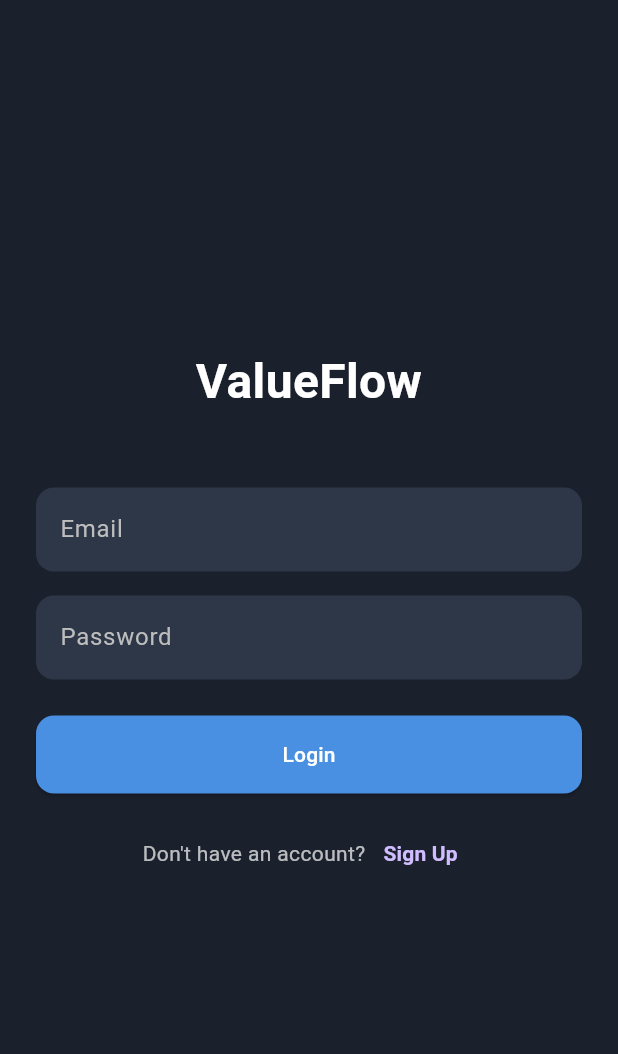
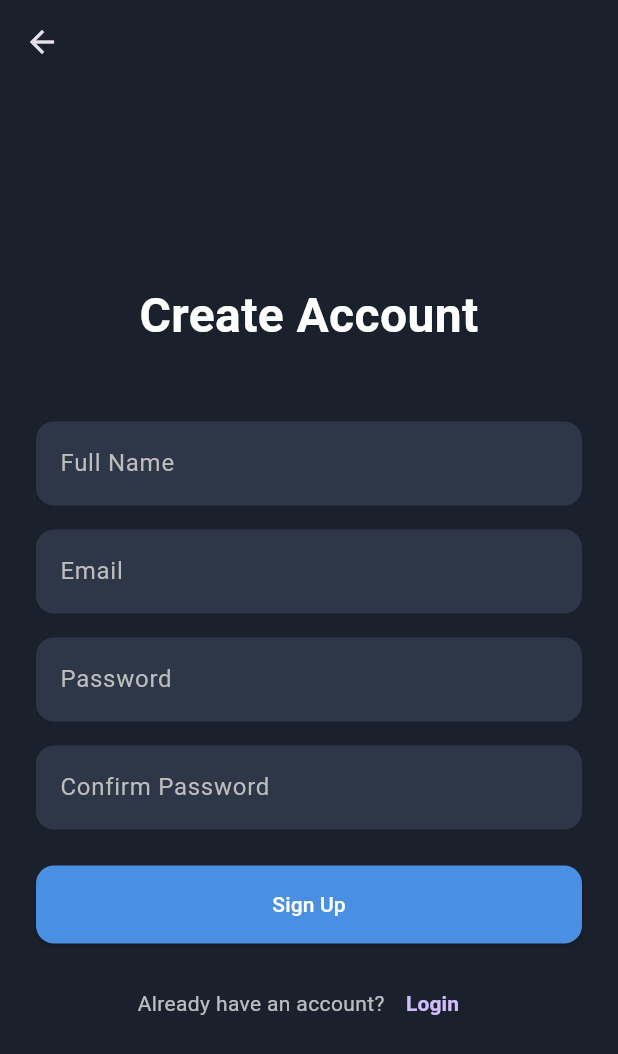
Before and after one commit to MuhammetEmirAydogan/Value_Flow_App, a Flutter app: the screen it shows after launch, after a tap on "Sign Up", on a phone screen of 412 x 824 dp. Shown: the top 1054 px of the screen. Run offline on Flutter 3.47's test engine with Material 3 defaults, Android fonts, the phone set to English and light mode, and no system bars.

Commit message:
feat(auth): Add register screen and navigation

```diff
--- a/lib/features/auth/screens/login_screen.dart
+++ b/lib/features/auth/screens/login_screen.dart
@@ -1,5 +1,7 @@
 // lib/features/auth/screens/login_screen.dart
 import 'package:flutter/material.dart';
+// Yeni eklediğimiz ekranı buraya import ediyoruz:
+import 'package:value_flow/features/auth/screens/register_screen.dart';
 
 class LoginScreen extends StatelessWidget {
   const LoginScreen({super.key});
@@ -17,24 +19,16 @@ class LoginScreen extends StatelessWidget {
               const Text(
                 'ValueFlow',
                 textAlign: TextAlign.center,
-                style: TextStyle(
-                  fontSize: 32,
-                  fontWeight: FontWeight.bold,
-                  color: Colors.white,
-                ),
+                style: TextStyle(fontSize: 32, fontWeight: FontWeight.bold),
               ),
               const SizedBox(height: 48.0),
               const TextField(
-                decoration: InputDecoration(
-                  hintText: 'Email',
-                ),
+                decoration: InputDecoration(hintText: 'Email'),
                 keyboardType: TextInputType.emailAddress,
               ),
               const SizedBox(height: 16.0),
               const TextField(
-                decoration: InputDecoration(
-                  hintText: 'Password',
-                ),
+                decoration: InputDecoration(hintText: 'Password'),
                 obscureText: true,
               ),
               const SizedBox(height: 24.0),
@@ -51,7 +45,14 @@ class LoginScreen extends StatelessWidget {
                   const Text("Don't have an account?"),
                   TextButton(
                     onPressed: () {
-                      // TODO: Kayıt ol ekranına yönlendirme
+                      // GÜNCELLENEN KISIM BURASI
+                      // Navigator.push ile yeni bir ekran açıyoruz
+                      Navigator.push(
+                        context,
+                        MaterialPageRoute(
+                          builder: (context) => const RegisterScreen(),
+                        ),
+                      );
                     },
                     child: const Text(
                       'Sign Up',
--- /dev/null
+++ b/lib/features/auth/screens/register_screen.dart
@@ -0,0 +1,94 @@
+// lib/features/auth/screens/register_screen.dart
+import 'package:flutter/material.dart';
+
+class RegisterScreen extends StatelessWidget {
+  const RegisterScreen({super.key});
+
+  @override
+  Widget build(BuildContext context) {
+    return Scaffold(
+      // Geri butonu eklemek için AppBar kullanıyoruz
+      appBar: AppBar(
+        // AppBar'ı arkaplanla aynı renkte ve gölgesiz yapıyoruz
+        backgroundColor: Colors.transparent,
+        elevation: 0,
+      ),
+      body: SafeArea(
+        child: Padding(
+          padding: const EdgeInsets.symmetric(horizontal: 24.0),
+          child: Center(
+            child: SingleChildScrollView( // Klavye açıldığında taşmayı önler
+              child: Column(
+                mainAxisAlignment: MainAxisAlignment.center,
+                crossAxisAlignment: CrossAxisAlignment.stretch,
+                children: [
+                  const Text(
+                    'Create Account',
+                    textAlign: TextAlign.center,
+                    style: TextStyle(
+                      fontSize: 32,
+                      fontWeight: FontWeight.bold,
+                      color: Colors.white,
+                    ),
+                  ),
+                  const SizedBox(height: 48.0),
+                  const TextField(
+                    decoration: InputDecoration(
+                      hintText: 'Full Name',
+                    ),
+                    keyboardType: TextInputType.name,
+                  ),
+                  const SizedBox(height: 16.0),
+                  const TextField(
+                    decoration: InputDecoration(
+                      hintText: 'Email',
+                    ),
+                    keyboardType: TextInputType.emailAddress,
+                  ),
+                  const SizedBox(height: 16.0),
+                  const TextField(
+                    decoration: InputDecoration(
+                      hintText: 'Password',
+                    ),
+                    obscureText: true,
+                  ),
+                  const SizedBox(height: 16.0),
+                  const TextField(
+                    decoration: InputDecoration(
+                      hintText: 'Confirm Password',
+                    ),
+                    obscureText: true,
+                  ),
+                  const SizedBox(height: 24.0),
+                  ElevatedButton(
+                    onPressed: () {
+                      // TODO: Kayıt olma mantığı eklenecek
+                    },
+                    child: const Text('Sign Up'),
+                  ),
+                  const SizedBox(height: 16.0),
+                  Row(
+                    mainAxisAlignment: MainAxisAlignment.center,
+                    children: [
+                      const Text("Already have an account?"),
+                      TextButton(
+                        onPressed: () {
+                          // Bu ekrandan geri, yani giriş ekranına dön
+                          Navigator.pop(context);
+                        },
+                        child: const Text(
+                          'Login',
+                          style: TextStyle(fontWeight: FontWeight.bold),
+                        ),
+                      ),
+                    ],
+                  )
+                ],
+              ),
+            ),
+          ),
+        ),
+      ),
+    );
+  }
+}
```
